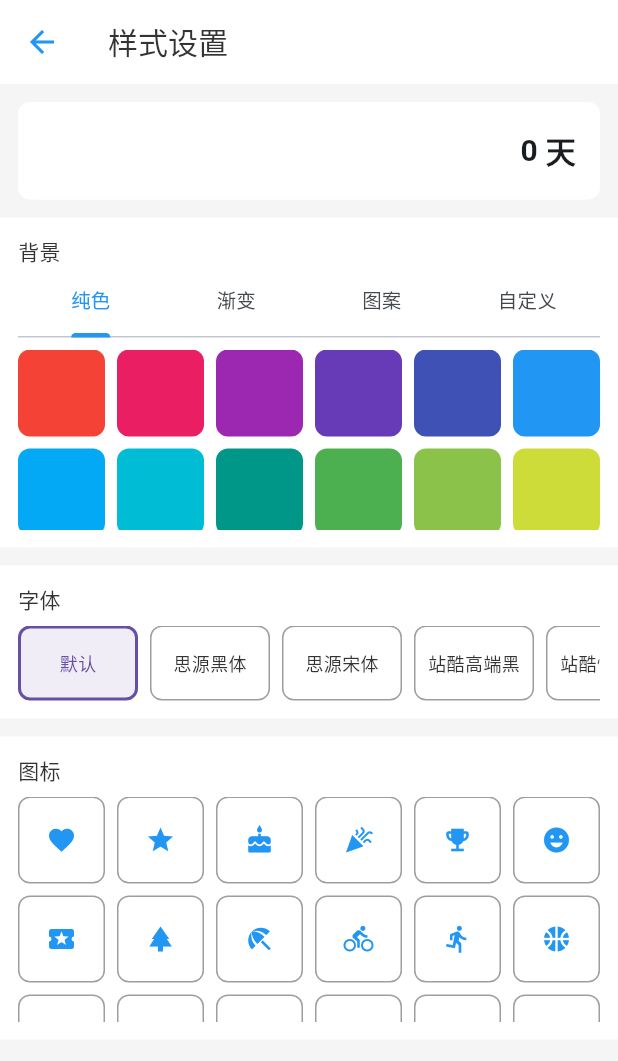
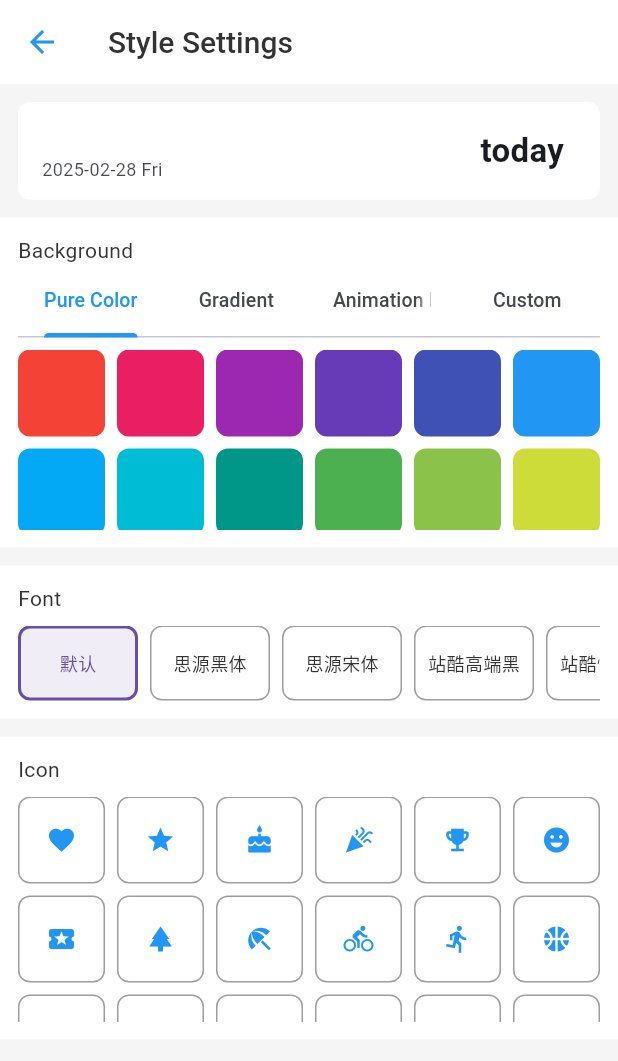
Before and after one commit to Airlur/remind_me, a Flutter app: the StyleSettingsPage screen opened directly with empty values, on a phone screen of 412 x 824 dp. Shown: the top 1061 px of the screen. Run offline on Flutter 3.47's test engine with Material 3 defaults, Android fonts, the phone set to English and light mode, and no system bars; our stand-ins replace equatable, flutter_bloc, flutter_slidable, get_it, hive, hive_flutter and 2 more; missing offline and left inert: lunar; accounts and stored records are empty.

Commit message:
ui：调整事件项显示和间距；配置国际化文本

```diff
--- a/lib/models/event.dart
+++ b/lib/models/event.dart
@@ -156,7 +156,7 @@ class Event extends Equatable {
     final l10n = context.l10n;
 
     if (isToday) {
-      return includeStartDay ? l10n.eventPrefixTodayOrdinal : l10n.eventPrefixToday;
+      return includeStartDay  ? l10n.eventPrefixTodayOrdinal : l10n.eventPrefixToday;
     } else {
       return isCountdown
           ? l10n.eventPrefixFuture
@@ -188,10 +188,14 @@ class Event extends Equatable {
   // 获取单位
   String getDisplayUnit(BuildContext context) {
     final l10n = context.l10n;
+     if (includeStartDay) {
+      return l10n.day;  // 序数词情况始终使用单数形式
+    }
+    // 非序数词情况才考虑单复数
     if (absDays == 0) {
-      return includeStartDay ? " ${l10n.day}" : "";  // 序数词用单数
+      return "";
     }
-    return absDays == 1 ? " ${l10n.day}" : " ${l10n.days}";  // 根据天数使用单复数
+    return absDays == 1 ? l10n.day : l10n.days;  // 根据天数使用单复数
   }
 
   String getFormattedNumber(BuildContext context) {
--- a/lib/views/pages/date/style_settings_page.dart
+++ b/lib/views/pages/date/style_settings_page.dart
@@ -5,12 +5,16 @@ import 'package:remind_me/theme/app_colors.dart';
 import 'package:remind_me/models/event.dart';
 import 'package:collection/collection.dart';
 import 'package:remind_me/utils/ui/background_utils.dart';
+import 'package:remind_me/utils/common/lunar_utils.dart';
+import 'package:remind_me/l10n/l10n.dart';
 
 class StyleSettingsPage extends StatefulWidget {
   final String title;
-  final String dateText;  // 新增：日期文本 (yyyy-MM-dd 周x)
-  final String prefix;    // 新增：前缀文本 ("还有"/"已经"等)
-  final int absDays;     // 新增：天数
+  final DateTime targetDate;  // 修改：使用目标日期
+  final bool isLunar;        // 修改：添加是否农历标志
+  final Event previewEvent;  // 修改：添加预览用的 Event 对象
+  // final String prefix;    // 新增：前缀文本 ("还有"/"已经"等)
+  // final int absDays;     // 新增：天数
   final BackgroundType? backgroundType;
   final int? backgroundColorValue;
   final List<int>? gradientColorValues;
@@ -25,9 +29,11 @@ class StyleSettingsPage extends StatefulWidget {
   const StyleSettingsPage({
     super.key,
     required this.title,
-    required this.dateText,  // 新增
-    required this.prefix,    // 新增
-    required this.absDays,   // 新增
+    required this.targetDate,
+    required this.isLunar,
+    required this.previewEvent,  // 添加 previewEvent
+    // required this.prefix,    // 新增
+    // required this.absDays,   // 新增
     this.backgroundType,
     this.backgroundColorValue,
     this.gradientColorValues,
@@ -430,6 +436,7 @@ class _StyleSettingsPageState extends State<StyleSettingsPage> with SingleTicker
         child: Padding(
           padding: const EdgeInsets.symmetric(horizontal: 16, vertical: 12),
           child: Row(
+            mainAxisAlignment: MainAxisAlignment.center,
             children: [
               if (_selectedIcon != null && _selectedIcon!.isNotEmpty)
                 Padding(
@@ -456,7 +463,8 @@ class _StyleSettingsPageState extends State<StyleSettingsPage> with SingleTicker
                     ),
                     const SizedBox(height: 2),
                     Text(
-                      widget.dateText,
+                      '${LunarUtils.formatDateWithYear(widget.targetDate, widget.isLunar, context)} '
+                      '${LunarUtils.getWeekDay(widget.targetDate, context, useShort: true)}',
                       style: TextStyle(
                         fontSize: 12,
                         color: textColor.withOpacity(0.8),
@@ -465,48 +473,29 @@ class _StyleSettingsPageState extends State<StyleSettingsPage> with SingleTicker
                   ],
                 ),
               ),
-              Row(
-                children: [
               Text(
-                    widget.prefix,
+                widget.previewEvent.getDisplayPrefix(context),
                 style: TextStyle(
                   fontSize: 16,
-                      fontFamily: _selectedFontFamily,
                   color: textColor,
                 ),
               ),
-                  const SizedBox(width: 4),
-                  if (widget.prefix == '就是')
+              const SizedBox(width: 8),
               Text(
-                      '今天',
+                widget.previewEvent.getDisplayDays(context),
                 style: TextStyle(
-                        fontSize: 20,
+                  fontSize: 22,
                   fontWeight: FontWeight.bold,
-                        fontFamily: _selectedFontFamily,
-                        color: textColor,
-                      ),
-                    )
-                  else
-                    Text(
-                      '${widget.absDays}',
-                      style: TextStyle(
-                        fontSize: 20,
-                        fontWeight: FontWeight.bold,
-                        fontFamily: _selectedFontFamily,
                   color: textColor,
                 ),
               ),
-                  if (widget.prefix != '就是')
+              const SizedBox(width: 8),
               Text(
-                      ' 天',
+                widget.previewEvent.getDisplayUnit(context),  // 使用 Event 的方法
                 style: TextStyle(
-                        fontSize: 20,
-                        fontWeight: FontWeight.bold,
-                        fontFamily: _selectedFontFamily,
+                  fontSize: 16,
                   color: textColor,
                 ),
-                    ),
-                ],
               ),
             ],
           ),
@@ -519,7 +508,7 @@ class _StyleSettingsPageState extends State<StyleSettingsPage> with SingleTicker
   Widget build(BuildContext context) {
     return Scaffold(
       appBar: AppBar(
-        title: const Text('样式设置'),
+        title: Text(context.l10n.styleSettings),
       ),
       body: SingleChildScrollView(
         child: Column(
@@ -534,15 +523,18 @@ class _StyleSettingsPageState extends State<StyleSettingsPage> with SingleTicker
               child: Column(
                 crossAxisAlignment: CrossAxisAlignment.start,
                 children: [
-                  const Text('背景', style: TextStyle(fontSize: 14)),
+                  Text(
+                    context.l10n.background,
+                    style: const TextStyle(fontSize: 14),
+                  ),
                   TabBar(
                     controller: _tabController,
                     labelStyle: const TextStyle(fontSize: 13),
-                    tabs: const [
-                      Tab(text: '纯色'),
-                      Tab(text: '渐变'),
-                      Tab(text: '图案'),
-                      Tab(text: '自定义'),
+                    tabs: [
+                      Tab(text: context.l10n.pureColor),
+                      Tab(text: context.l10n.gradient),
+                      Tab(text: context.l10n.animation),
+                      Tab(text: context.l10n.custom),
                     ],
                   ),
                   const SizedBox(height: 8),
@@ -562,7 +554,10 @@ class _StyleSettingsPageState extends State<StyleSettingsPage> with SingleTicker
               child: Column(
                 crossAxisAlignment: CrossAxisAlignment.start,
                 children: [
-                  const Text('字体', style: TextStyle(fontSize: 14)),
+                  Text(
+                    context.l10n.font,
+                    style: const TextStyle(fontSize: 14),
+                  ),
                   const SizedBox(height: 8),
                   _buildFontOptions(),
                 ],
@@ -578,7 +573,10 @@ class _StyleSettingsPageState extends State<StyleSettingsPage> with SingleTicker
               child: Column(
                 crossAxisAlignment: CrossAxisAlignment.start,
                 children: [
-                  const Text('图标', style: TextStyle(fontSize: 14)),
+                  Text(
+                    context.l10n.icon,
+                    style: const TextStyle(fontSize: 14),
+                  ),
                   const SizedBox(height: 8),
                   _buildIconOptions(), // 使用修改后的图标选项
                 ],
```
Also changed, not shown: lib/l10n/intl_en.arb (+71 -2 lines), lib/l10n/intl_zh.arb (+71 -2 lines), lib/views/pages/date/add_event_page.dart (+26 -61 lines), lib/views/pages/date/components/event_card.dart (+13 -16 lines), lib/views/pages/date/date_page.dart (+29 -17 lines), lib/views/pages/date/edit_event_page.dart (+29 -48 lines), lib/generated/app_localizations.dart. Lines whose indentation alone changed are shown as unchanged.
